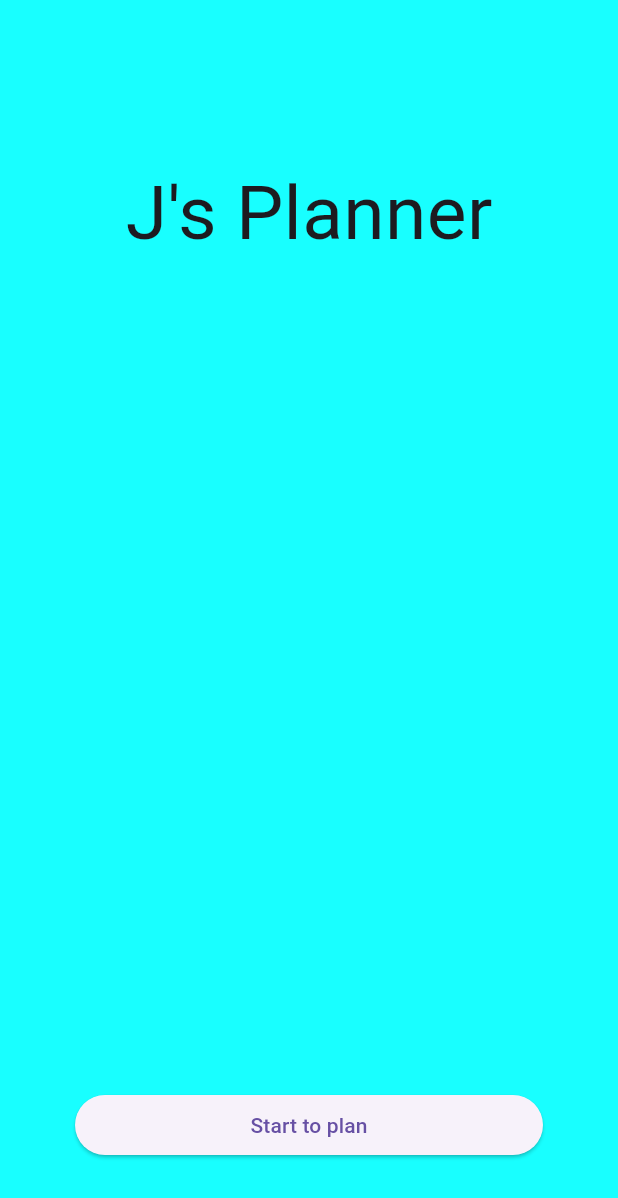
After one commit to asd9001/jplanner_flutter, a Flutter app: the screen it shows after launch, on a phone screen of 412 x 824 dp. The commit adds this screen. Shown: the top 1198 px of the screen. Run offline on Flutter 3.47's test engine with Material 3 defaults, Android fonts, the phone set to English and light mode, and no system bars; missing offline and left inert: custom_date_range_picker.

Commit message:
add start page

```diff
--- /dev/null
+++ b/lib/screen/start_screen.dart
@@ -0,0 +1,45 @@
+import 'package:flutter/material.dart';
+
+class StartScreen extends StatelessWidget {
+  const StartScreen({super.key});
+
+  @override
+  Widget build(BuildContext context) {
+    return Scaffold(
+      appBar: AppBar(
+        backgroundColor: Colors.cyanAccent,
+      ),
+      body: SafeArea(
+        child: Container(
+          color: Colors.cyanAccent,
+          child: Column(
+            crossAxisAlignment: CrossAxisAlignment.stretch,
+            mainAxisAlignment: MainAxisAlignment.spaceBetween,
+            children: [
+              // SizedBox(height: 50),
+              Padding(
+                padding: const EdgeInsets.symmetric(vertical: 50),
+                child: Center(
+                  child: Text(style: TextStyle(fontSize: 50), "J's Planner"),
+                ),
+              ),
+              Padding(
+                padding:
+                    const EdgeInsets.symmetric(vertical: 50, horizontal: 50),
+                child: ElevatedButton(
+                  onPressed: () {
+                    Navigator.of(context).pushNamed('/plan');
+                    // Navigator.of(context).push(
+                    //   Meterial
+                    // )
+                  },
+                  child: Text("Start to plan"),
+                ),
+              )
+            ],
+          ),
+        ),
+      ),
+    );
+  }
+}
```
Also changed, not shown: lib/main.dart (+16 -7 lines).
